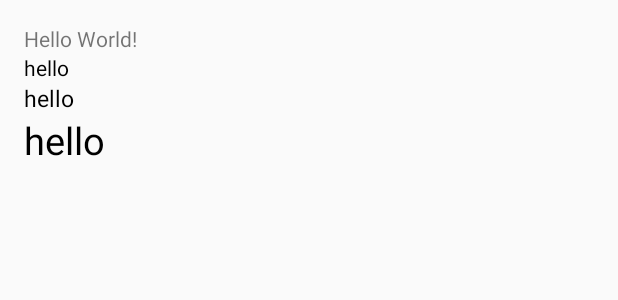
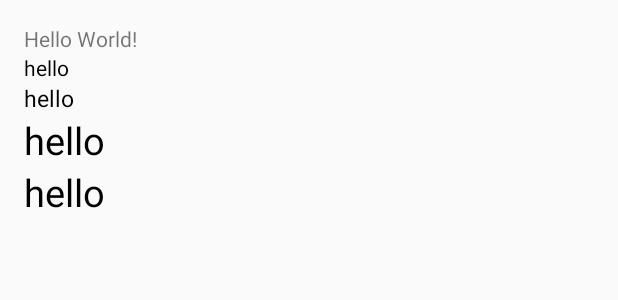
Before and after one commit to chujj/ColorTextView, an Android app: the layout content_main.xml on its own in the app's theme, with its tools: preview values and no code run, on a phone screen of 412 x 824 dp. Shown: the top 300 px of the screen. Run offline under Robolectric (Android 15) with nearby library versions, the phone set to English and light mode, and no system bars.

Commit message:
imagelabel maxHeight limit, center align it, 0.0.7

```diff
--- a/app/src/main/java/library/colortextview/example/MainActivity.java
+++ b/app/src/main/java/library/colortextview/example/MainActivity.java
@@ -104,6 +104,7 @@ public class MainActivity extends AppCompatActivity {
         ((ColorTextView) this.findViewById(R.id.colorTextView)).setColorText(new FrescoBitmapFactory(), readAssetString("str.json"), " ENDEND");
         ((ColorTextView) this.findViewById(R.id.colorTextView2)).setColorText(new FrescoBitmapFactory(), readAssetString("str.json"), " ENDEND");
         ((ColorTextView) this.findViewById(R.id.colorTextView3)).setColorText(new FrescoBitmapFactory(), readAssetString("str.json"), " ENDEND");
+        ((ColorTextView) this.findViewById(R.id.colorTextView4)).setColorText(new FrescoBitmapFactory(), readAssetString("str.json"), " ENDEND");
 
     }
 
--- a/app/src/main/res/layout/content_main.xml
+++ b/app/src/main/res/layout/content_main.xml
@@ -62,4 +62,22 @@
         app:label_marginBottom="5dp"
         android:textSize="25sp"
         />
+    <library.colortextview.view.ColorTextView
+        android:id="@+id/colorTextView4"
+        android:layout_width="wrap_content"
+        android:layout_height="wrap_content"
+        android:textColor="#000000"
+        android:text="hello"
+        android:layout_below="@+id/colorTextView3"
+        app:image_marginLeft="10dp"
+        app:image_marginRight="10dp"
+        app:label_paddingLeft="2dp"
+        app:label_paddingRight="2dp"
+        app:label_marginLeft="2dp"
+        app:label_marginRight="2dp"
+        app:label_marginTop="5dp"
+        app:label_marginBottom="5dp"
+        app:image_maxHeight="12dp"
+        android:textSize="25sp"
+        />
 </RelativeLayout>
--- a/colortextview/build.gradle
+++ b/colortextview/build.gradle
@@ -13,7 +13,7 @@ ext {
     siteUrl = 'https://github.com/chujj/PullRefreshRecyclerView'
     gitUrl = 'https://github.com/chujj/PullRefreshRecyclerView'
 
-    libraryVersion = '0.0.6'
+    libraryVersion = '0.0.7'
 
     developerId = 'chujj'
     developerName = 'chujj'
--- a/colortextview/src/main/java/library/colortextview/BoxModelSpan.java
+++ b/colortextview/src/main/java/library/colortextview/BoxModelSpan.java
@@ -13,6 +13,7 @@ public abstract class BoxModelSpan<T extends BoxModelSpan> extends DynamicDrawab
         public Rect getLablePadding();
         public Rect getImageMargin();
         public Rect getImagePadding();
+        public int getImageMaxHeight();
     }
 
     protected Rect mMargin, mPadding;
--- a/colortextview/src/main/java/library/colortextview/BoxModelSpanBuilder.java
+++ b/colortextview/src/main/java/library/colortextview/BoxModelSpanBuilder.java
@@ -27,6 +27,7 @@ public class BoxModelSpanBuilder {
                 } else if (ss.span instanceof FillHeightImageSpan) {
                     ((FillHeightImageSpan)ss.span).setMargin(provider.getImageMargin());
                     ((FillHeightImageSpan)ss.span).setPadding(provider.getImagePadding());
+                    ((FillHeightImageSpan)ss.span).setMaxHeight(provider.getImageMaxHeight());
                 }
             }
 
--- a/colortextview/src/main/java/library/colortextview/view/ColorTextView.java
+++ b/colortextview/src/main/java/library/colortextview/view/ColorTextView.java
@@ -21,6 +21,7 @@ public class ColorTextView extends TextView {
     private Rect mBoxLablePadding = new Rect();
     private Rect mBoxImageMargin = new Rect();
     private Rect mBoxImagePadding = new Rect();
+    private int mBoxImageMaxHeight;
 
 
     public ColorTextView(Context context) {
@@ -59,6 +60,7 @@ public class ColorTextView extends TextView {
 
             mBoxImageMargin.left   =a.getDimensionPixelSize(R.styleable.ColorTextView_image_marginLeft, 0);
             mBoxImageMargin.right  =a.getDimensionPixelSize(R.styleable.ColorTextView_image_marginRight, 0);
+            mBoxImageMaxHeight =    a.getDimensionPixelSize(R.styleable.ColorTextView_image_maxHeight, -1);
         } finally {
             a.recycle();
         }
@@ -86,6 +88,11 @@ public class ColorTextView extends TextView {
             return mBoxImagePadding;
         }
 
+        @Override
+        public int getImageMaxHeight() {
+            return mBoxImageMaxHeight;
+        }
+
     };
 
     public void setColorText(JSONTextFormot.BitmapQueryFactory factory, String str, String appendText) {
--- a/colortextview/src/main/res/values/attrs.xml
+++ b/colortextview/src/main/res/values/attrs.xml
@@ -12,5 +12,7 @@
         <!-- image -->
         <attr name="image_marginLeft" format="dimension"/>
         <attr name="image_marginRight" format="dimension"/>
+        <attr name="image_maxHeight" format="dimension"/>
+
     </declare-styleable>
 </resources>
```
Also changed, not shown: colortextview/src/main/java/library/colortextview/FillHeightImageSpan.java (+14 -0 lines), 1 other file.
